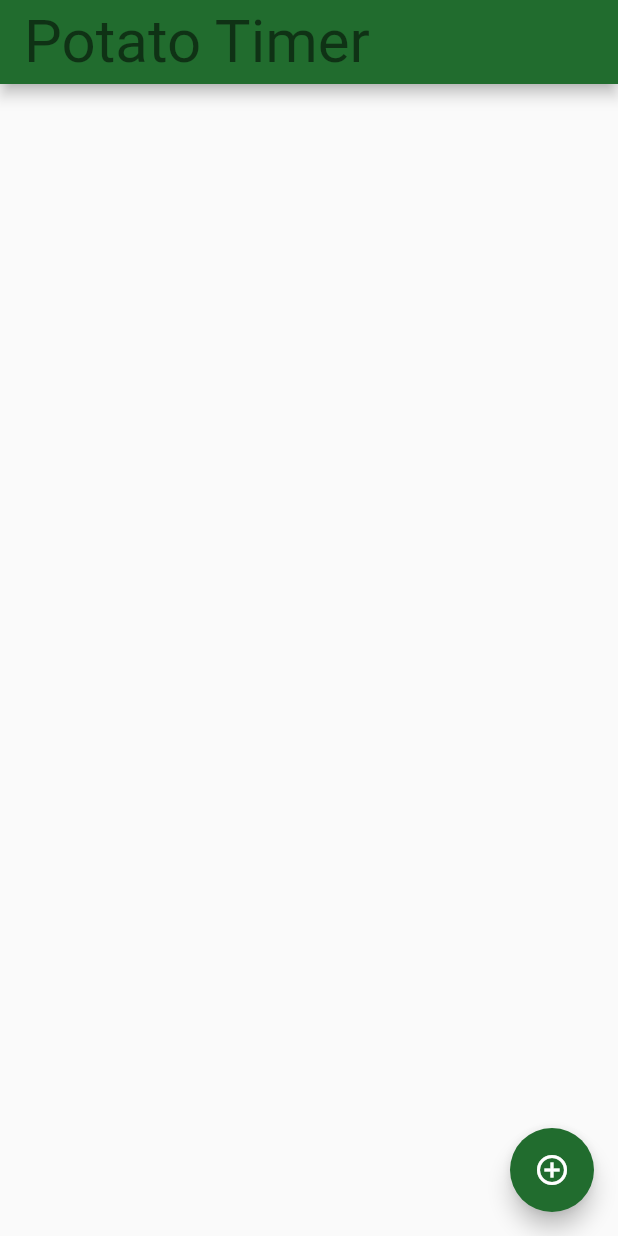
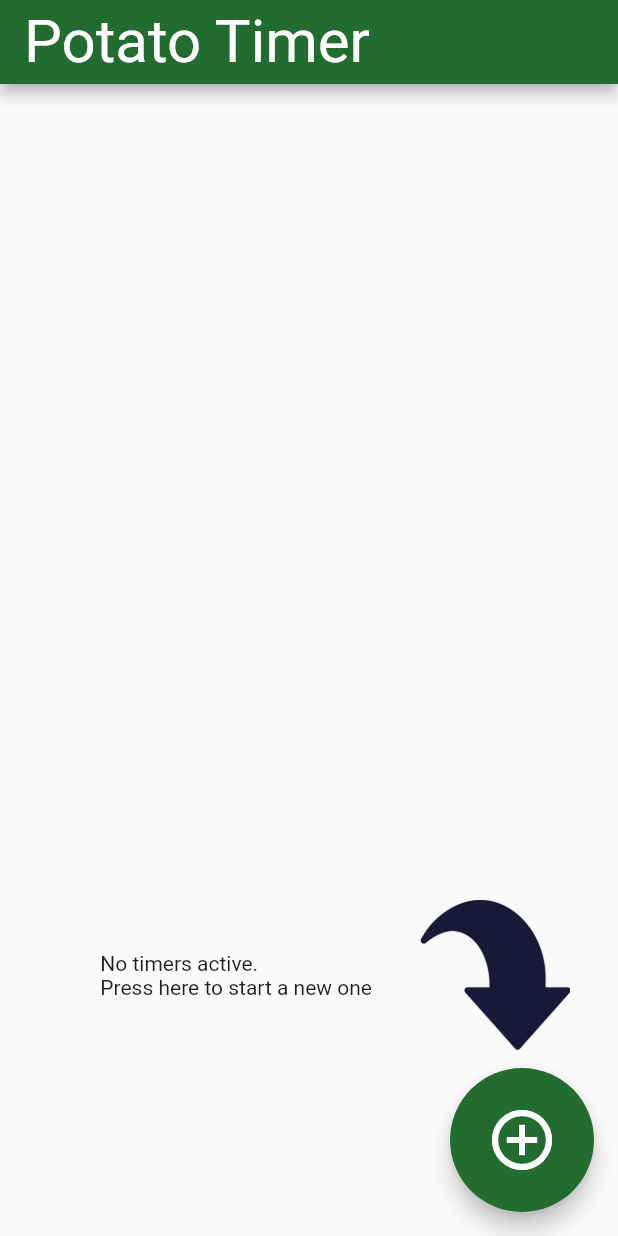
Before and after one commit to burhanrashid52/ipotato_timer, a Flutter app: the screen it shows after launch, on a phone screen of 412 x 824 dp. Run offline on Flutter 3.47's test engine with Material 2 defaults, Android fonts, the phone set to English and light mode, and no system bars; our stand-ins replace audioplayers, clock, drift, freezed_annotation, get_it; accounts and stored records are empty; generated files the repository leaves out were written again.

Commit message:
No task found overlay hint

```diff
--- a/lib/home/task_list_page.dart
+++ b/lib/home/task_list_page.dart
@@ -13,19 +13,15 @@ class TaskListPage extends StatelessWidget {
 
   @override
   Widget build(BuildContext context) {
-    return Scaffold(
-      appBar: AppBar(
-        title: Text(
-          'Potato Timer',
-          style: context.theme.textTheme.headlineLarge,
-        ),
-      ),
-      body: StreamBuilder<List<Task>>(
+    return StreamBuilder<List<Task>>(
       stream: repository.watchTasks(),
       builder: (context, snapshot) {
+        List<Task> tasks = [];
+        Widget body = const Center(child: CircularProgressIndicator());
+
         if (snapshot.hasData) {
-            final tasks = snapshot.data!;
-            return Padding(
+          tasks = snapshot.data!;
+          body = Padding(
             padding: const EdgeInsets.all(8.0),
             child: ListView.separated(
               itemCount: tasks.length,
@@ -37,16 +33,21 @@ class TaskListPage extends StatelessWidget {
             ),
           );
         }
-          return const Center(
-            child: CircularProgressIndicator(),
+        return Scaffold(
+          appBar: AppBar(
+            title: Text(
+              'Potato Timer',
+              style: context.theme.textTheme.headlineLarge?.copyWith(
+                color: context.theme.colorScheme.onSecondary,
+              ),
+            ),
+          ),
+          body: body,
+          floatingActionButton: AddTaskFloatingButton(
+            showHint: tasks.isEmpty,
+          ),
         );
       },
-      ),
-      floatingActionButton: FloatingActionButton(
-        onPressed: () => AddTaskPage.launchDialog(context),
-        tooltip: 'Add task',
-        child: const Icon(Icons.add_circle_outline),
-      ),
     );
   }
 }
@@ -243,3 +244,54 @@ class TaskFinished extends StatelessWidget {
     );
   }
 }
+
+class AddTaskFloatingButton extends StatelessWidget {
+  const AddTaskFloatingButton({
+    super.key,
+    this.showHint = false,
+  });
+
+  final bool showHint;
+
+  @override
+  Widget build(BuildContext context) {
+    final child = FloatingActionButton.large(
+      onPressed: () => AddTaskPage.launchDialog(context),
+      tooltip: 'Add task',
+      child: const Icon(
+        Icons.add_circle_outline,
+        size: 48,
+      ),
+    );
+    if (showHint) {
+      return Stack(
+        children: [
+          Align(
+            alignment: Alignment.bottomRight,
+            child: child,
+          ),
+          Positioned(
+            right: 16,
+            bottom: 108,
+            child: SizedBox(
+              child: Row(
+                children: [
+                  Text(
+                    'No timers active.\nPress here to start a new one',
+                    style: context.theme.textTheme.bodyMedium,
+                  ),
+                  const SizedBox(width: 32.0),
+                  Image.asset(
+                    Assets.arrowDownImage,
+                    width: 100,
+                  ),
+                ],
+              ),
+            ),
+          ),
+        ],
+      );
+    }
+    return child;
+  }
+}
--- a/lib/util/app_constants.dart
+++ b/lib/util/app_constants.dart
@@ -3,4 +3,5 @@ class Assets {
   static const soundWaveImage = 'assets/images/sound_wave.png';
   static const appIconImage = 'assets/images/app_icon.png';
   static const appTitleImage = 'assets/images/app_title.png';
+  static const arrowDownImage = 'assets/images/arrow_down.png';
 }
--- a/pubspec.yaml
+++ b/pubspec.yaml
@@ -42,6 +42,7 @@ flutter:
     - assets/images/sound_wave.png
     - assets/images/app_icon.png
     - assets/images/app_title.png
+    - assets/images/arrow_down.png
     - assets/sounds/bell.mp3
 
   # An image asset can refer to one or more resolution-specific "variants", see
```
Also changed, not shown: assets/images/arrow_down.png (added). Lines whose indentation alone changed are shown as unchanged.
